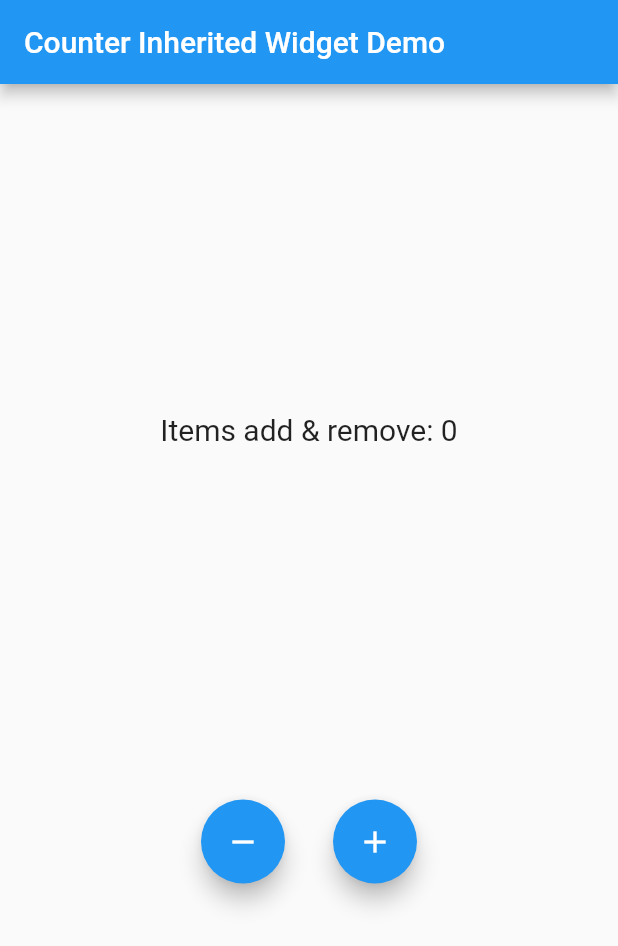
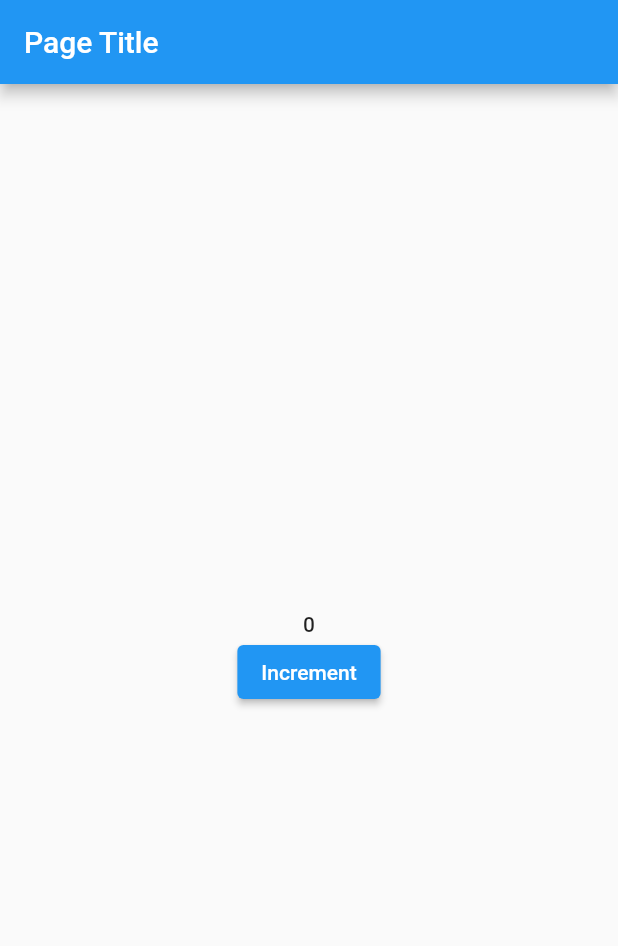
Before and after one commit to proismailshah/foodapp, a Flutter app: the screen it shows after launch, on a phone screen of 412 x 824 dp. Shown: the top 946 px of the screen. Run offline on Flutter 3.47's test engine with Material 2 defaults, Android fonts, the phone set to English and light mode, and no system bars.

```diff
--- a/foodapp/lib/main.dart
+++ b/foodapp/lib/main.dart
@@ -1,124 +1,52 @@
 import 'package:flutter/material.dart';
-// import 'package:flutter_inherited_widget_demo/view/count_state.dart';
+import 'package:provider/provider.dart';
 
+void main() => runApp(const MyApp());
 
-
-void main() => runApp(const RootWidget());
-
-class RootWidget extends StatefulWidget {
-  const RootWidget({Key? key}) : super(key: key);
-
-  @override
-  _RootWidgetState createState() => _RootWidgetState();
-}
-
-class _RootWidgetState extends State<RootWidget> {
-  int count = 0;
-  void addCounter() {
-    setState(() {
-      count++;
-    });
-  }
-
-  void removeCounter() {
-    setState(() {
-      if (count > 0) {
-        count--;
-      }
-    });
-  }
+class MyApp extends StatelessWidget {
+  const MyApp({Key? key}) : super(key: key);
 
   @override
   Widget build(BuildContext context) {
-    return CountState(
-      count: count,
-      addCounter: addCounter,
-      removeCounter: removeCounter,
-      child:const InheritedWidgetDemo(),
-    );
-  }
-}
-
-class InheritedWidgetDemo extends StatelessWidget {
-  const InheritedWidgetDemo({Key? key}) : super(key: key);
-
-  @override
-  Widget build(BuildContext context) {
-    final counterState = CountState.of(context);
-    return MaterialApp(
-      home: Scaffold(
-        appBar: AppBar(
-          backgroundColor: Colors.blue,
-          title:const Text(
-            'Counter Inherited Widget Demo',
-            style: TextStyle(color: Colors.white),
+    return ChangeNotifierProvider<Counter>( // <=== PROVIDER
+      create: (context) => Counter(),
+      child: MaterialApp(
+        title: 'Counter App - Compact',
+        home: Scaffold(
+          appBar: AppBar(
+            title: const Text("Page Title"),
           ),
-        ),
-        body: Column(
-          mainAxisAlignment: MainAxisAlignment.spaceEvenly,
-          children: <Widget>[
-            Align(
-              alignment: Alignment.bottomCenter,
-              child: Text(
-                'Items add & remove: ${counterState.count}',
-                style:const TextStyle(fontSize: 20),
-              ),
-            ),
-            Row(
+          body: Center(
+            child: Column(
               mainAxisAlignment: MainAxisAlignment.center,
               children: [
-                Padding(
-                  padding: const EdgeInsets.all(16.0),
-                  child: Align(
-                    alignment: Alignment.bottomLeft,
-                    child: FloatingActionButton(
-                      onPressed: counterState.removeCounter.call,
-                      child: const Icon(
-                        Icons.remove,
-                        color: Colors.white,
-                      ),
-                    ),
+                Consumer<Counter>( // <=== DEPENDENT
+                  builder: (context, counter, child) => Text(
+                    '${counter.count}',
+                    style: Theme.of(context).textTheme.bodyText1,
                   ),
                 ),
-                Padding(
-                  padding: const EdgeInsets.all(16.0),
-                  child: Align(
-                    alignment: Alignment.bottomCenter,
-                    child:  FloatingActionButton(
-                      onPressed: counterState.addCounter.call,
-                      child: const Icon(
-                        Icons.add,
-                        color: Colors.white,
-                      ),
-                    ),
-                  ),
-                ),
+                Builder(builder: (context) { // <=== DEPENDENT
+                  final counter = Provider.of<Counter>(context, listen: false);
+                  return ElevatedButton(
+                    onPressed: () => counter.increment(),
+                    child: const Text("Increment"),
+                  );
+                }),
               ],
             ),
-          ],
+          ),
         ),
       ),
     );
   }
 }
 
-class CountState extends InheritedWidget {
+class Counter with ChangeNotifier {
+  int count = 0;
 
-  final int count;
-  final Widget child;
-  final VoidCallback addCounter;
-  final VoidCallback removeCounter;
-
- const CountState({Key? key,required this.count,required this.child,required this.addCounter,required this.removeCounter})
-      : super(key: key, child: child);
-
-  static CountState of(BuildContext context) {
-    return (context.dependOnInheritedWidgetOfExactType<CountState>()!);
-  }
-
-  @override
-  bool updateShouldNotify(CountState oldWidget) {
-    //return true;
-    return count != oldWidget.count;
+  void increment() {
+    ++count;
+    notifyListeners();
   }
 }
```
Also changed, not shown: foodapp/pubspec.yaml (+5 -14 lines), foodapp/pubspec.lock, 1 other file.
